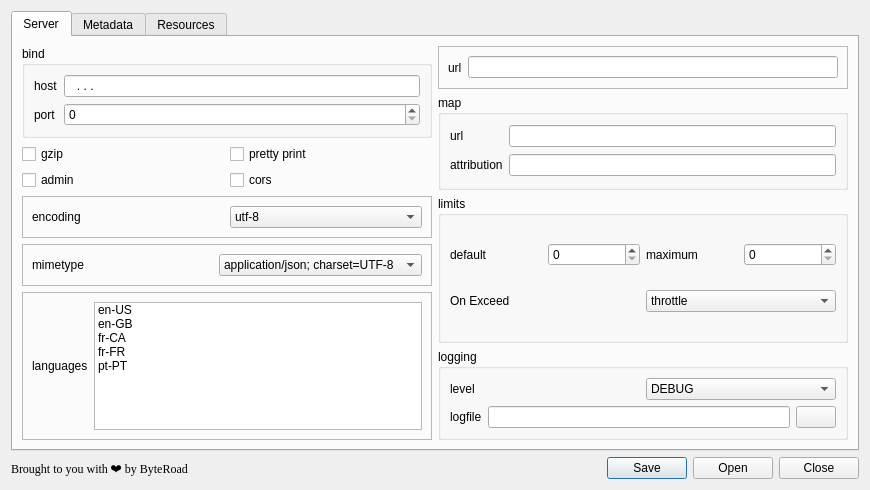
The window that pygeoapi_config_dialog_base.ui (KatKatKateryna/pygeoapi_config) describes before a commit, drawn with Qt 5.
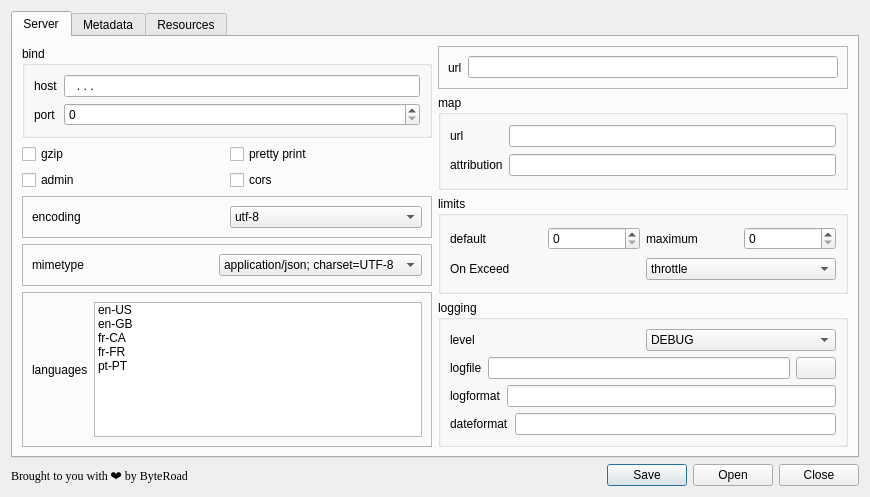
The same window after the commit. Icons and pictures are not drawn.

Commit message: add logging props to UI

Patch:
```diff
--- a/pygeoapi_config_dialog_base.ui
+++ b/pygeoapi_config_dialog_base.ui
@@ -423,6 +423,37 @@
             </item>
            </layout>
           </item>
+          
+          <item>
+           <layout class="QHBoxLayout" name="horizontalLayout_12">
+            <item>
+             <widget class="QLabel" name="label_15">
+              <property name="text">
+               <string>logformat</string>
+              </property>
+             </widget>
+            </item>
+            <item>
+             <widget class="QLineEdit" name="lineEditLogformat"/>
+            </item>
+           </layout>
+          </item>
+          
+          <item>
+           <layout class="QHBoxLayout" name="horizontalLayout_13">
+            <item>
+             <widget class="QLabel" name="label_16">
+              <property name="text">
+               <string>dateformat</string>
+              </property>
+             </widget>
+            </item>
+            <item>
+             <widget class="QLineEdit" name="lineEditDateformat"/>
+            </item>
+           </layout>
+          </item>
+
          </layout>
         </widget>
        </item>
```
The commit also changes 2 other files.
